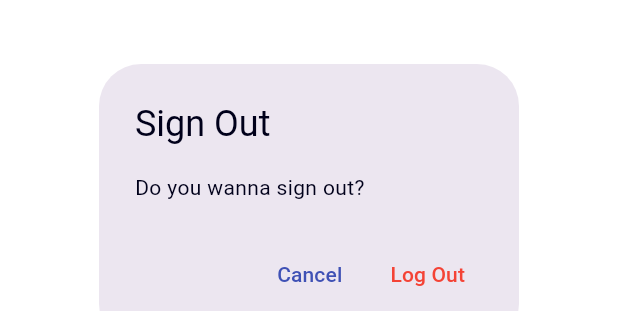
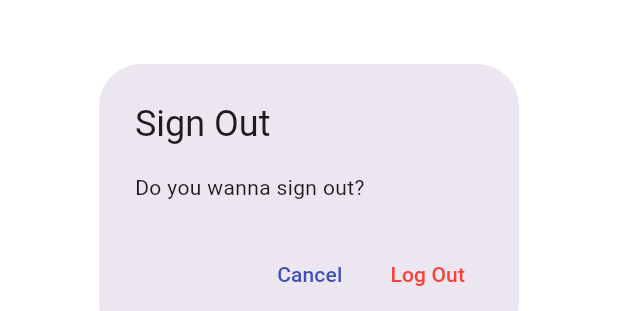
Before and after one commit to nggiahuy09/keyboard_shop, a Flutter app: the CusConfirmationDialog widget shown alone on an empty page, opened directly, on a phone screen of 412 x 824 dp. Shown: the part 413-724 px from the top of the screen. Run offline on Flutter 3.47's test engine with Material 3 defaults, Android fonts, the phone set to English and light mode, and no system bars; our stand-ins replace card_swiper, flutter_iconly, shared_preferences; accounts and stored records are empty.

Commit message:
chore: modify color of text in dialog in dark mode

```diff
--- a/lib/widgets/custom_widget/cus_dialog_widget.dart
+++ b/lib/widgets/custom_widget/cus_dialog_widget.dart
@@ -17,8 +17,18 @@ class CusConfirmationDialog extends StatelessWidget {
   @override
   Widget build(BuildContext context) {
     return AlertDialog(
-      title: Text(title),
-      content: Text(content),
+      title: Text(
+        title,
+        style: TextStyle(
+          color: Theme.of(context).colorScheme.onBackground,
+        ),
+      ),
+      content: Text(
+        content,
+        style: TextStyle(
+          color: Theme.of(context).colorScheme.onBackground,
+        ),
+      ),
       actions: [
         denyOption,
         acceptOption,
```
